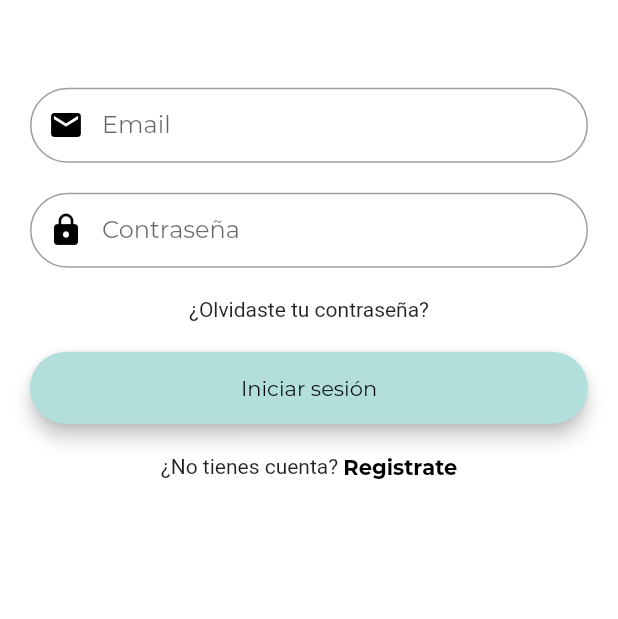
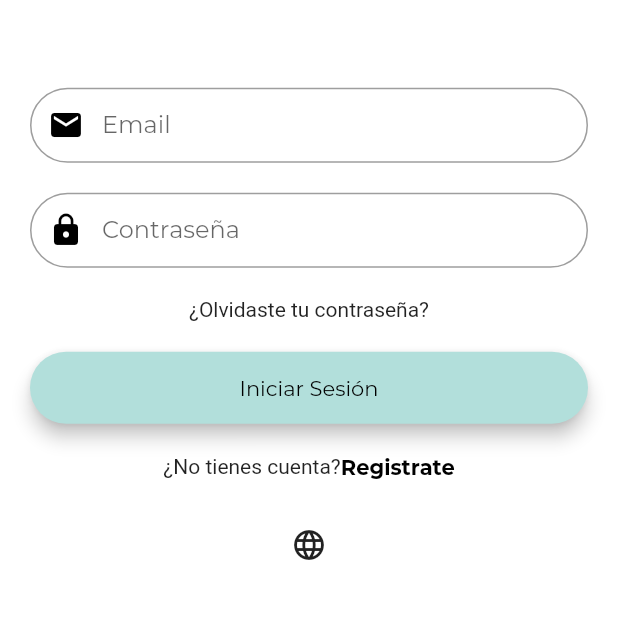
Before and after one commit to zanais/Shop-Already, a Flutter app: the screen it shows after launch, on a phone screen of 412 x 824 dp, the part 287-906 px from its top. Run offline on Flutter 3.47's test engine with Material 2 defaults, Android fonts, the phone set to English and light mode, and no system bars; our stand-ins replace firebase_auth, firebase_core; accounts and stored records are empty; generated files the repository leaves out were written again; project files that could hold a hidden picture were left out.

Commit message:
add traductions

```diff
--- a/shopalready/lib/diseño_productos.dart
+++ b/shopalready/lib/diseño_productos.dart
@@ -1,12 +1,8 @@
 import 'package:flutter/material.dart';
 
 class ProductCard extends StatelessWidget {
-  const ProductCard({
-    Key key,
-    this.itemIndex,
-    //this.product,
-  }) : super(key: key);
   final int itemIndex;
+  ProductCard(this.itemIndex);
 
   @override
   Widget build(BuildContext context) {
--- a/shopalready/lib/login.dart
+++ b/shopalready/lib/login.dart
@@ -1,8 +1,11 @@
-import 'package:email_validator/email_validator.dart';
+//import 'dart:html';
+
 import 'package:flutter/material.dart';
-
+import 'package:flutter_gen/gen_l10n/app_localizations.dart';
 import 'package:firebase_auth/firebase_auth.dart';
+//import 'package:shopalready/main.dart';
 import 'package:shopalready/productos.dart';
+import 'package:shopalready/prueba.dart';
 import 'package:shopalready/recuperar.dart';
 import 'package:shopalready/registro.dart';
 
@@ -14,12 +17,12 @@ class Login extends StatefulWidget {
 class _LoginPage extends State<Login> {
   final formKey = new GlobalKey<FormState>();
 
-  String _email;
-  String _password;
+  late String _email;
+  late String _password;
 
   bool validateAndSave() {
     final form = formKey.currentState;
-    if (form.validate()) {
+    if (form!.validate()) {
       form.save();
       Navigator.pushReplacement(
         context,
@@ -50,9 +53,8 @@ class _LoginPage extends State<Login> {
   @override
   Widget build(BuildContext context) {
     final email = TextFormField(
-      validator: (value) =>
-          EmailValidator.validate(value) ? null : "Ingrese un correo valido",
-      onSaved: (value) => _email = value,
+      validator: (value) => (value) != null ? null : "Ingrese un correo valido",
+      onSaved: (value) => _email = value!,
       keyboardType: TextInputType.emailAddress,
       obscureText: false,
       style: style,
@@ -65,12 +67,12 @@ class _LoginPage extends State<Login> {
     );
     final password = TextFormField(
       validator: (value) {
-        if (value.isEmpty) {
+        if (value!.isEmpty) {
           return 'Ingresar contraseña';
         }
         return null;
       },
-      onSaved: (value) => _password = value,
+      onSaved: (value) => _password = value!,
       obscureText: true,
       style: style,
       decoration: InputDecoration(
@@ -79,7 +81,7 @@ class _LoginPage extends State<Login> {
           color: Colors.black,
         ),
         contentPadding: EdgeInsets.fromLTRB(20.0, 15.0, 20.0, 15.0),
-        hintText: 'Contraseña',
+        hintText: AppLocalizations.of(context)!.contrasena,
         border: OutlineInputBorder(borderRadius: BorderRadius.circular(32.0)),
       ),
     );
@@ -94,7 +96,7 @@ class _LoginPage extends State<Login> {
           validateAndSubmit();
         },
         child: Text(
-          'Iniciar sesión',
+          AppLocalizations.of(context)!.iniSe,
           textAlign: TextAlign.center,
           style: style.copyWith(
             color: Colors.black,
@@ -102,15 +104,15 @@ class _LoginPage extends State<Login> {
         ),
       ),
     );
+
     Size size = MediaQuery.of(context).size;
     return Material(
         child: Container(
             color: Colors.white,
             padding: EdgeInsets.symmetric(horizontal: 20.0, vertical: 20.0),
             child: Form(
-              key: formKey,
-              child: Column(
-                children: <Widget>[
+                key: formKey,
+                child: Column(children: <Widget>[
                   SizedBox(height: 20.0),
                   Row(
                     mainAxisAlignment: MainAxisAlignment.center,
@@ -132,7 +134,7 @@ class _LoginPage extends State<Login> {
                   password,
                   SizedBox(height: 20.0),
                   GestureDetector(
-                    child: const Text('¿Olvidaste tu contraseña?'),
+                    child: Text(AppLocalizations.of(context)!.olviContra),
                     onTap: () {
                       Navigator.push(context,
                           MaterialPageRoute(builder: (context) => Recuperar()));
@@ -144,13 +146,12 @@ class _LoginPage extends State<Login> {
                   Row(
                     mainAxisAlignment: MainAxisAlignment.center,
                     children: <Widget>[
-                      const Text('¿No tienes cuenta? '),
+                      Text(AppLocalizations.of(context)!.noTienes),
                       GestureDetector(
-                        child: Text(
-                          'Registrate',
-                          style: style.copyWith(
-                              color: Colors.black, fontWeight: FontWeight.bold),
-                        ),
+                        child: Text(AppLocalizations.of(context)!.registrate,
+                            style: style.copyWith(
+                                color: Colors.black,
+                                fontWeight: FontWeight.bold)),
                         onTap: () {
                           Navigator.push(
                               context,
@@ -159,9 +160,21 @@ class _LoginPage extends State<Login> {
                         },
                       ),
                     ],
-                  )
-                ],
-              ),
-            )));
+                  ),
+                  SizedBox(height: 20.0),
+                  IconButton(
+                    icon: const Icon(Icons.language),
+                    onPressed: () {
+                      //MyApp.cambiarIdioma(context, Locale('en', ''));
+                      //Navigator.push(context,
+                      //  MaterialPageRoute(builder: (context) => Prueba()));
+                      showDialog(
+                        context: context,
+                        builder: (_) => Prueba(),
+                      );
+                    },
+                  ),
+                  //Prueba(radioValue: _radioValue),
+                ]))));
   }
 }
--- a/shopalready/lib/main.dart
+++ b/shopalready/lib/main.dart
@@ -1,7 +1,8 @@
 import 'package:flutter/material.dart';
 import 'package:shopalready/login.dart';
 import 'package:firebase_core/firebase_core.dart';
-import 'package:flutter_localizations/flutter_localizations.dart';
+//import 'package:flutter_localizations/flutter_localizations.dart';
+import 'package:flutter_gen/gen_l10n/app_localizations.dart';
 
 void main() async {
   WidgetsFlutterBinding.ensureInitialized();
@@ -9,22 +10,31 @@ void main() async {
   runApp(MyApp());
 }
 
-class MyApp extends StatelessWidget {
+class MyApp extends StatefulWidget {
+  @override
+  _MyAppState createState() => _MyAppState();
+
+  static void cambiarIdioma(BuildContext context, Locale newLocale) {
+    _MyAppState? state = context.findAncestorStateOfType<_MyAppState>();
+    state!.setState(() {
+      state.myLocale = newLocale;
+    });
+  }
+
+  static void setLocale(BuildContext context, Locale locale) {}
+}
+
+class _MyAppState extends State<MyApp> {
+  Locale myLocale = Locale('es', '');
   @override
   Widget build(BuildContext context) {
     return MaterialApp(
+      locale: myLocale,
+      localizationsDelegates: AppLocalizations.localizationsDelegates,
+      supportedLocales: AppLocalizations.supportedLocales,
       debugShowCheckedModeBanner: false,
       title: 'Shop Already',
       home: Login(),
-      localizationsDelegates: [
-        GlobalMaterialLocalizations.delegate,
-        GlobalWidgetsLocalizations.delegate,
-        GlobalCupertinoLocalizations.delegate,
-      ],
-      supportedLocales: [
-        const Locale('en', ''), // English, no country code
-        const Locale('es', ''), // español, no country code
-      ],
     );
   }
 }
--- a/shopalready/lib/registrado.dart
+++ b/shopalready/lib/registrado.dart
@@ -2,8 +2,6 @@ import 'package:flutter/material.dart';
 import 'package:shopalready/login.dart';
 
 class Registrado extends StatefulWidget {
-  Registrado({Key key}) : super(key: key);
-
   @override
   _RegistradoState createState() => _RegistradoState();
 }
--- a/shopalready/lib/renuevo.dart
+++ b/shopalready/lib/renuevo.dart
@@ -2,8 +2,6 @@ import 'package:flutter/material.dart';
 import 'package:shopalready/login.dart';
 
 class Renuevo extends StatefulWidget {
-  Renuevo({Key key}) : super(key: key);
-
   @override
   _RegistradoState createState() => _RegistradoState();
 }
```
Also changed, not shown: shopalready/lib/carrito.dart (+3 -5 lines), shopalready/lib/l10n/app_en.arb (added, +9 -0 lines), shopalready/lib/l10n/app_es.arb (added, +9 -0 lines), shopalready/lib/productos.dart (+18 -8 lines), shopalready/lib/prueba.dart (added, +61 -0 lines), shopalready/lib/recuperar.dart (+8 -13 lines), shopalready/lib/registro.dart (+17 -17 lines), shopalready/pubspec.yaml (+7 -6 lines), shopalready/pubspec.lock.
